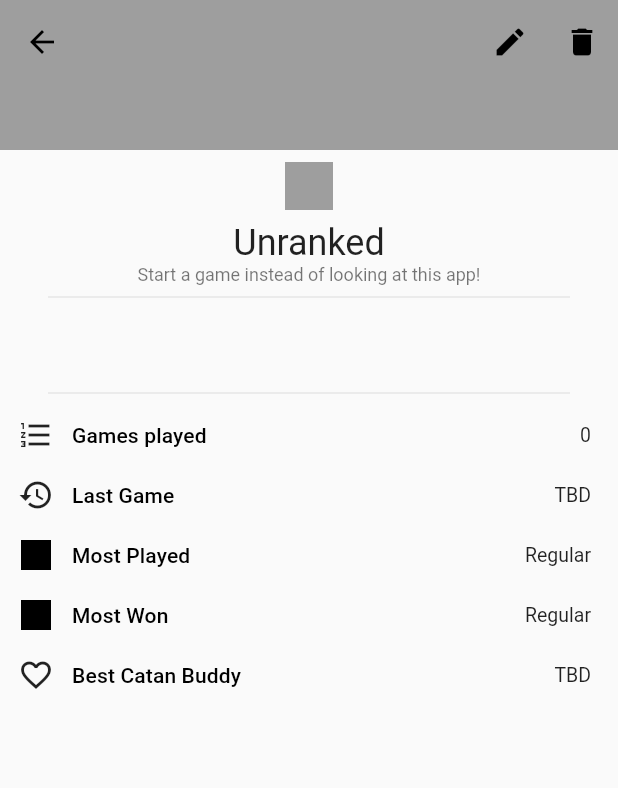
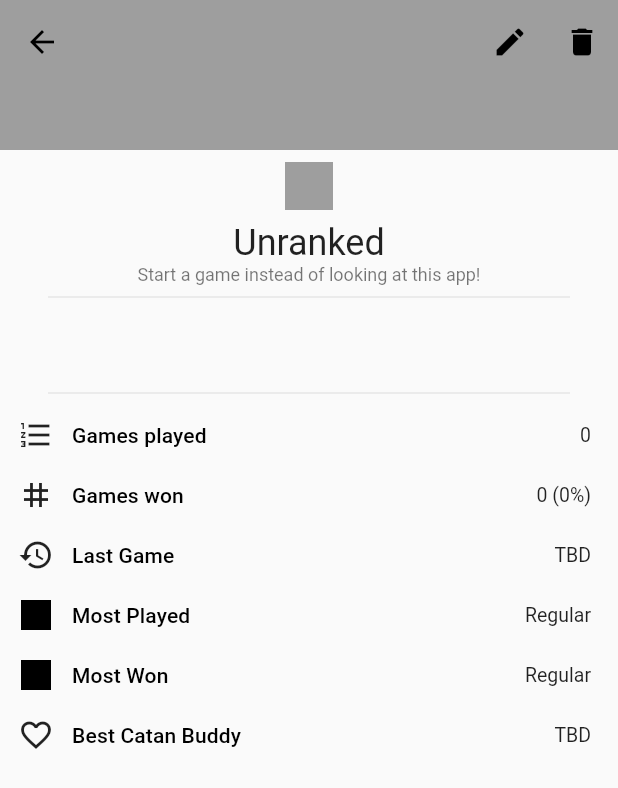
Before and after one commit to wietsebuseyne/CatanMaster, a Flutter app: the _PlayerDetailScreen screen opened directly with empty values, on a phone screen of 412 x 824 dp. Shown: the top 788 px of the screen. Run offline on Flutter 3.47's test engine with Material 2 defaults, Android fonts, the phone set to English and light mode, and no system bars; our stand-ins replace bloc, dartz, datetime_picker_formfield, equatable, flutter_bloc, fluttertoast and 3 more; missing offline and left inert: flutter_polygon; accounts and stored records are empty.

Commit message:
Add "Games won" statistic + percentage; last 5 games shown as trailing widget

```diff
--- a/lib/domain/players/player.dart
+++ b/lib/domain/players/player.dart
@@ -39,6 +39,8 @@ class PlayerStatistics extends Equatable {
 
   final Player player;
   final List<Game> games;
+  final int nbGamesWon;
+  final int percentGamesWon;
   final Player? bestBuddy;
   //TODO include 'Base' as an option here
   final CatanExpansion? mostPlayedExpansion;
@@ -49,6 +51,8 @@ class PlayerStatistics extends Equatable {
   PlayerStatistics._({
     required this.player,
     required this.games,
+    required this.nbGamesWon,
+    required this.percentGamesWon,
     required this.bestBuddy,
     required this.mostPlayedExpansion,
     required this.mostWonExpansion,
@@ -77,6 +81,9 @@ class PlayerStatistics extends Equatable {
         }
       }
     });
+    int nbGamesWon = gamesWon[player] ?? 0;
+    int nbGamesPlayed = gamesPlayed[player] ?? 0;
+    int percentGamesWon = nbGamesPlayed == 0 ? 0 : ((nbGamesWon / nbGamesPlayed) * 100.0).round();
     //Cannot be own best buddy
     gamesPlayed.remove(player);
     List<Prize> achievements = [];
@@ -93,6 +100,8 @@ class PlayerStatistics extends Equatable {
       mostPlayedExpansion: expansionsPlayed.highestValue,
       mostWonExpansion: expansionsWon.highestValue, //TODO procentueel
       prizes: achievements,
+      nbGamesWon: nbGamesWon,
+      percentGamesWon: percentGamesWon
     );
   }
 
--- a/lib/presentation/players/pages/player_stats_page.dart
+++ b/lib/presentation/players/pages/player_stats_page.dart
@@ -97,6 +97,11 @@ class PlayerStatsPage extends StatelessWidget {
                 leading: Icon(Icons.format_list_numbered),
                 start: Text("Games played"),
                 end: Text(statistics.games.length.toString()),
+              ),
+              HorizontalInfoTile(
+                leading: Icon(Icons.tag),
+                start: Text("Games won"),
+                end: Text("${statistics.nbGamesWon} (${statistics.percentGamesWon}%)"),
               ),
               HorizontalInfoTile(
                 leading: Icon(Icons.history),
```
Also changed, not shown: lib/presentation/players/widgets/player_list_tile.dart (+9 -5 lines). Lines whose indentation alone changed are shown as unchanged.
